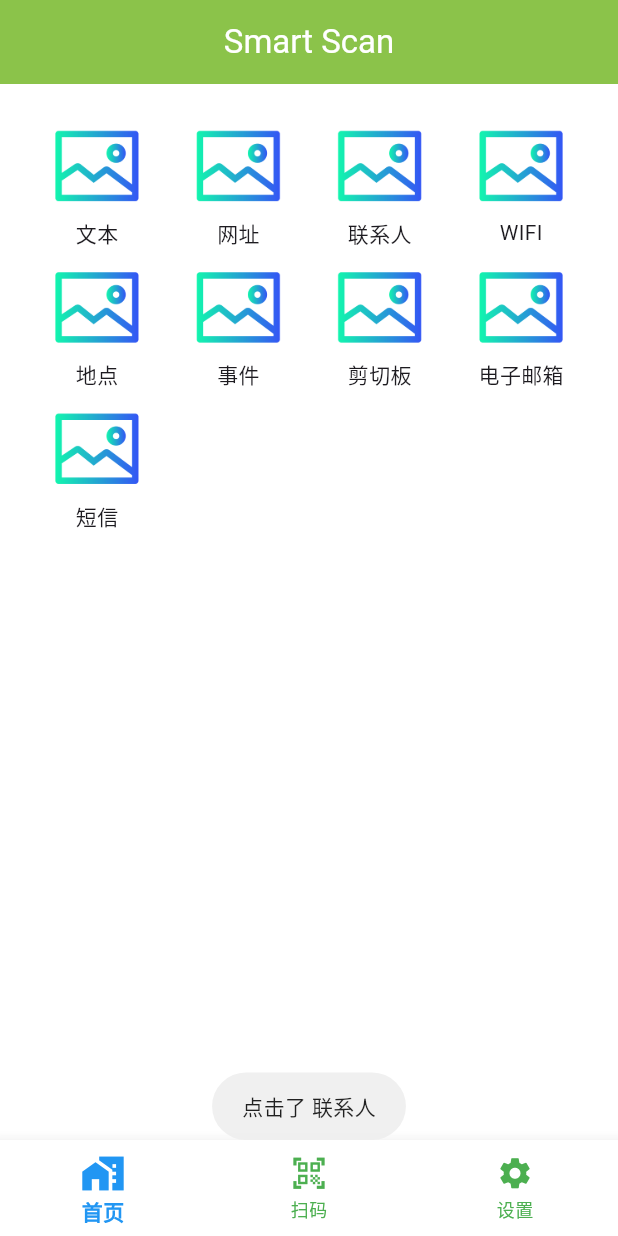
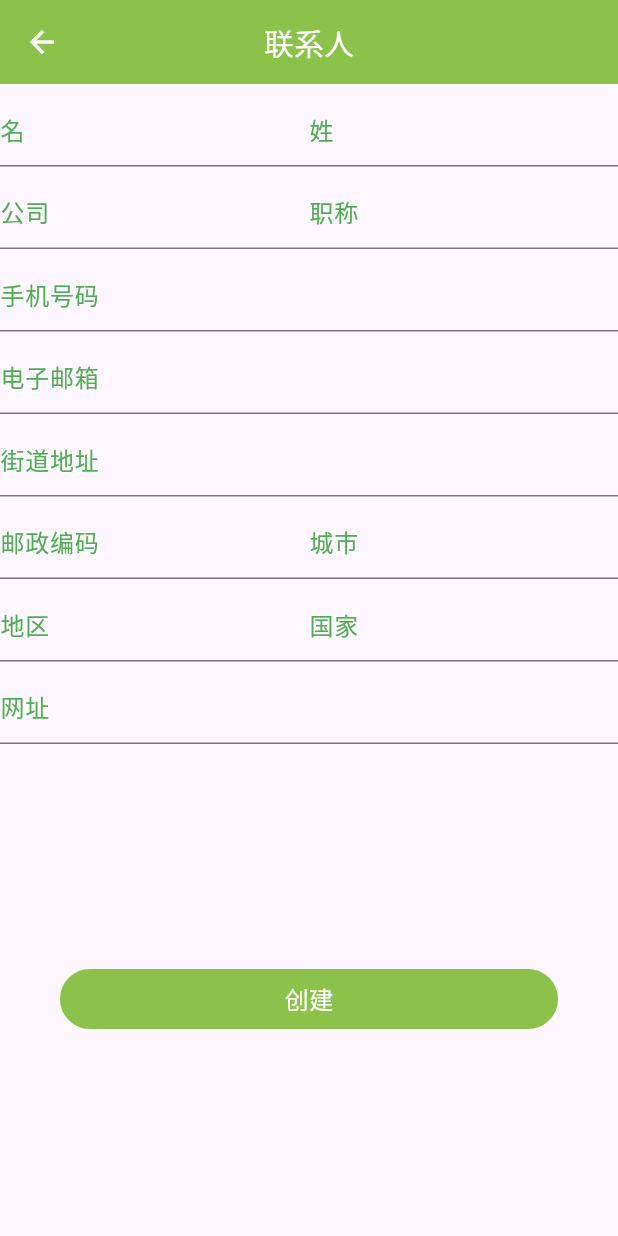
Before and after one commit to muzhilei/Smart-Scan, a Flutter app: the screen it shows after launch, after a tap on "联系人", on a phone screen of 412 x 824 dp. Run offline on Flutter 3.47's test engine with Material 3 defaults, Android fonts, the phone set to English and light mode, and no system bars; our stand-ins replace fluttertoast, get, qr_flutter; missing offline and left inert: mobile_scanner.

Commit message:
新增联系人界面

```diff
--- /dev/null
+++ b/FlutterItem/smart_scan/lib/contactscan/bindings/contact_scan_bindings.dart
@@ -0,0 +1,11 @@
+import 'package:get/get.dart';
+import 'package:smart_scan/contactscan/controllers/contact_scan_controllers.dart';
+
+class contact_scan_bindings extends Bindings{
+  @override
+  void dependencies() {
+    // TODO: implement dependencies
+    Get.lazyPut<contact_scan_controllers>(() => contact_scan_controllers());
+  }
+
+}
--- /dev/null
+++ b/FlutterItem/smart_scan/lib/contactscan/views/contact_scan_views.dart
@@ -0,0 +1,273 @@
+import 'package:flutter/material.dart';
+import 'package:flutter/src/widgets/framework.dart';
+import 'package:get/get.dart';
+import 'package:smart_scan/contactscan/controllers/contact_scan_controllers.dart';
+
+import '../../scanqr/views/scanqr_views.dart';
+import '../../utils/CommonStatic.dart';
+
+class contact_scan_views extends GetView<contact_scan_controllers>{
+  @override
+  Widget build(BuildContext context) {
+    // TODO: implement build
+    return Scaffold(
+      resizeToAvoidBottomInset: false,
+      appBar: AppBar(
+        foregroundColor: Colors.white,
+        backgroundColor: Colors.lightGreen,
+        title: Text(CommonStatic.homeContacts,style: TextStyle(fontSize: 20,color: Colors.white),),
+        centerTitle: true,
+      ),
+      body: Column(
+        children: [
+          Container(
+            margin: EdgeInsets.only(top: 5),
+            width: double.infinity,
+            height: 50,
+            child: Row(
+              children: [
+                Expanded(
+                    child: TextField(
+                      decoration: InputDecoration(
+                        labelText: "名",
+                        labelStyle: TextStyle(color: Colors.green),
+                        // helperText: "请输入有效格式",
+                        // errorText: "格式错误"
+                      ),
+                      maxLines: 1,
+                      onChanged: controller.setEditeNameText,
+                    ),
+                ),
+                Expanded(
+                  child: TextField(
+                    decoration: InputDecoration(
+                      labelText: "姓",
+                      labelStyle: TextStyle(color: Colors.green),
+                      // helperText: "请输入有效格式",
+                      // errorText: "格式错误"
+                    ),
+                    maxLines: 1,
+                    onChanged: controller.setEditeSurNameText,
+                  ),
+                )
+              ],
+            ),
+          ),
+          Container(
+            margin: EdgeInsets.only(top: 5),
+            width: double.infinity,
+            height: 50,
+            child: Row(
+              children: [
+                Expanded(
+                  child: TextField(
+                    decoration: InputDecoration(
+                      labelText: "公司",
+                      labelStyle: TextStyle(color: Colors.green),
+                      // helperText: "请输入有效格式",
+                      // errorText: "格式错误"
+                    ),
+                    maxLines: 1,
+                    onChanged: controller.setEditeCompanyText,
+                  ),
+                ),
+                Expanded(
+                  child: TextField(
+                    decoration: InputDecoration(
+                      labelText: "职称",
+                      labelStyle: TextStyle(color: Colors.green),
+                      // helperText: "请输入有效格式",
+                      // errorText: "格式错误"
+                    ),
+                    maxLines: 1,
+                    onChanged: controller.setEditeTitleText,
+                  ),
+                )
+              ],
+            ),
+          ),
+          Container(
+            margin: EdgeInsets.only(top: 5),
+            width: double.infinity,
+            height: 50,
+            child: Row(
+              children: [
+                Expanded(
+                  child: TextField(
+                    keyboardType: TextInputType.phone,
+                    decoration: InputDecoration(
+                      labelText: "手机号码",
+                      labelStyle: TextStyle(color: Colors.green),
+                      // helperText: "请输入有效格式",
+                      // errorText: "格式错误"
+                    ),
+                    maxLines: 1,
+                    onChanged: controller.setEditePhoneText,
+                  ),
+                ),
+              ],
+            ),
+          ),
+          Container(
+            margin: EdgeInsets.only(top: 5),
+            width: double.infinity,
+            height: 50,
+            child: Row(
+              children: [
+                Expanded(
+                  child: TextField(
+                    keyboardType: TextInputType.emailAddress,
+                    decoration: InputDecoration(
+                      labelText: "电子邮箱",
+                      labelStyle: TextStyle(color: Colors.green),
+                      // helperText: "请输入有效格式",
+                      // errorText: "格式错误"
+                    ),
+                    maxLines: 1,
+                    onChanged: controller.setEditeEmailText,
+                  ),
+                ),
+              ],
+            ),
+          ),
+          Container(
+            margin: EdgeInsets.only(top: 5),
+            width: double.infinity,
+            height: 50,
+            child: Row(
+              children: [
+                Expanded(
+                  child: TextField(
+                    keyboardType: TextInputType.streetAddress,
+                    decoration: InputDecoration(
+                      labelText: "街道地址",
+                      labelStyle: TextStyle(color: Colors.green),
+                      // helperText: "请输入有效格式",
+                      // errorText: "格式错误"
+                    ),
+                    maxLines: 1,
+                    onChanged: controller.setEditeStreetAddressText,
+                  ),
+                ),
+              ],
+            ),
+          ),
+          Container(
+            margin: EdgeInsets.only(top: 5),
+            width: double.infinity,
+            height: 50,
+            child: Row(
+              children: [
+                Expanded(
+                  child: TextField(
+                    decoration: InputDecoration(
+                      labelText: "邮政编码",
+                      labelStyle: TextStyle(color: Colors.green),
+                      // helperText: "请输入有效格式",
+                      // errorText: "格式错误"
+                    ),
+                    maxLines: 1,
+                    onChanged: controller.setEditePostalCodeText,
+                  ),
+                ),
+                Expanded(
+                  child: TextField(
+                    decoration: InputDecoration(
+                      labelText: "城市",
+                      labelStyle: TextStyle(color: Colors.green),
+                      // helperText: "请输入有效格式",
+                      // errorText: "格式错误"
+                    ),
+                    maxLines: 1,
+                    onChanged: controller.setEditeCityText,
+                  ),
+                )
+              ],
+            ),
+          ),
+          Container(
+            margin: EdgeInsets.only(top: 5),
+            width: double.infinity,
+            height: 50,
+            child: Row(
+              children: [
+                Expanded(
+                  child: TextField(
+                    decoration: InputDecoration(
+                      labelText: "地区",
+                      labelStyle: TextStyle(color: Colors.green),
+                      // helperText: "请输入有效格式",
+                      // errorText: "格式错误"
+                    ),
+                    maxLines: 1,
+                    onChanged: controller.setEditeRegionText,
+                  ),
+                ),
+                Expanded(
+                  child: TextField(
+                    decoration: InputDecoration(
+                      labelText: "国家",
+                      labelStyle: TextStyle(color: Colors.green),
+                      // helperText: "请输入有效格式",
+                      // errorText: "格式错误"
+                    ),
+                    maxLines: 1,
+                    onChanged: controller.setEditeCountryText,
+                  ),
+                )
+              ],
+            ),
+          ),
+          Container(
+            margin: EdgeInsets.only(top: 5),
+            width: double.infinity,
+            height: 50,
+            child: Row(
+              children: [
+                Expanded(
+                  child: TextField(
+                    decoration: InputDecoration(
+                      labelText: "网址",
+                      labelStyle: TextStyle(color: Colors.green),
+                      // helperText: "请输入有效格式",
+                      // errorText: "格式错误"
+                    ),
+                    maxLines: 1,
+                    onChanged: controller.setEditeURLText,
+                  ),
+                ),
+              ],
+            ),
+          ),
+          InkWell(
+            // 溅撒颜色设为透明
+            splashColor: Colors.transparent,
+            // 高亮颜色设为透明
+            highlightColor: Colors.transparent,
+            // 通过 overlayColor 覆盖所有状态的颜色
+            overlayColor: MaterialStateProperty.all(Colors.transparent),
+            child: Container(
+              decoration: BoxDecoration(
+                //设置四周圆角 角度
+                borderRadius: BorderRadius.all(Radius.circular(20)),
+                //设置四周边框
+                border: new Border.all(width: 2, color: Colors.lightGreen),
+                color: Colors.lightGreen
+              ),
+              margin: EdgeInsets.only(top: 150,left: 40,right: 40),
+              width: double.infinity,
+              height: 40,
+              child: Center(
+                child: Text('创建',style: TextStyle(fontSize: 16,color: Colors.white),),
+              ),
+            ),
+            onTap: (){
+              Get.to(scanqr_views(),arguments: {CommonStatic.ScanQRData : controller.getContextText()});
+            },
+          ),
+        ],
+      ),
+    );
+  }
+
+}
--- /dev/null
+++ b/FlutterItem/smart_scan/lib/contactscan/widget/contact_scan_widget.dart
@@ -0,0 +1,3 @@
+class contact_scan_widget{
+
+}
--- a/FlutterItem/smart_scan/lib/homefragment/views/home_fragment_views.dart
+++ b/FlutterItem/smart_scan/lib/homefragment/views/home_fragment_views.dart
@@ -3,9 +3,14 @@ import 'package:flutter/material.dart';
 import 'package:flutter/src/widgets/framework.dart';
 import 'package:fluttertoast/fluttertoast.dart';
 import 'package:get/get.dart';
+import 'package:smart_scan/contactscan/bindings/contact_scan_bindings.dart';
+import 'package:smart_scan/contactscan/views/contact_scan_views.dart';
+import 'package:smart_scan/contactscan/widget/contact_scan_widget.dart';
 import 'package:smart_scan/homefragment/controllers/home_fragment_controllers.dart';
 import 'package:smart_scan/textscan/bindings/textscan_bindings.dart';
 import 'package:smart_scan/textscan/views/textscan_views.dart';
+import 'package:smart_scan/urlscan/bindings/url_scan_bindings.dart';
+import 'package:smart_scan/urlscan/views/url_scan_views.dart';
 import 'package:smart_scan/utils/CommonStatic.dart';
 
 class home_fragment_views extends GetView<home_fragment_controllers>{
@@ -58,10 +63,10 @@ class home_fragment_views extends GetView<home_fragment_controllers>{
               Get.to(textscan_views(),binding: textscan_bindings());
               break;
             case CommonStatic.homeWebAddress:
-              Fluttertoast.showToast(msg: "点击了 ${CommonStatic.homeWebAddress}");
+              Get.to(url_scan_views(),binding: url_scan_bindings());
               break;
             case CommonStatic.homeContacts:
-              Fluttertoast.showToast(msg: "点击了 ${CommonStatic.homeContacts}");
+              Get.to(contact_scan_views(),binding: contact_scan_bindings());
               break;
             case CommonStatic.homeMessage:
               Fluttertoast.showToast(msg: "点击了 ${CommonStatic.homeMessage}");
--- a/FlutterItem/smart_scan/lib/scan/views/scan_views.dart
+++ b/FlutterItem/smart_scan/lib/scan/views/scan_views.dart
@@ -18,7 +18,7 @@ class scan_views extends GetView{
           onDetect: (barcode){
             final List<Barcode> barcodes = barcode.barcodes;
             final Uint8List? image = barcode.image;
-            // for (final barcode in barcodes) {
+            // for (final barcode in barcodes) {[
             //   debugPrint('二维码找到！${barcode.rawValue}');
             // }
             Fluttertoast.showToast(msg: "二维码内容为：${barcodes[0].displayValue}");
--- /dev/null
+++ b/FlutterItem/smart_scan/lib/urlscan/widget/url_scan_widget.dart
@@ -0,0 +1,3 @@
+class url_scan_widget{
+
+}
```
Also changed, not shown: FlutterItem/smart_scan/lib/contactscan/controllers/contact_scan_controllers.dart (added, +94 -0 lines), FlutterItem/smart_scan/lib/urlscan/bindings/url_scan_bindings.dart (added, +11 -0 lines), FlutterItem/smart_scan/lib/urlscan/controllers/url_scan_controllers.dart (added, +14 -0 lines), FlutterItem/smart_scan/lib/urlscan/views/url_scan_views.dart (added, +67 -0 lines).
